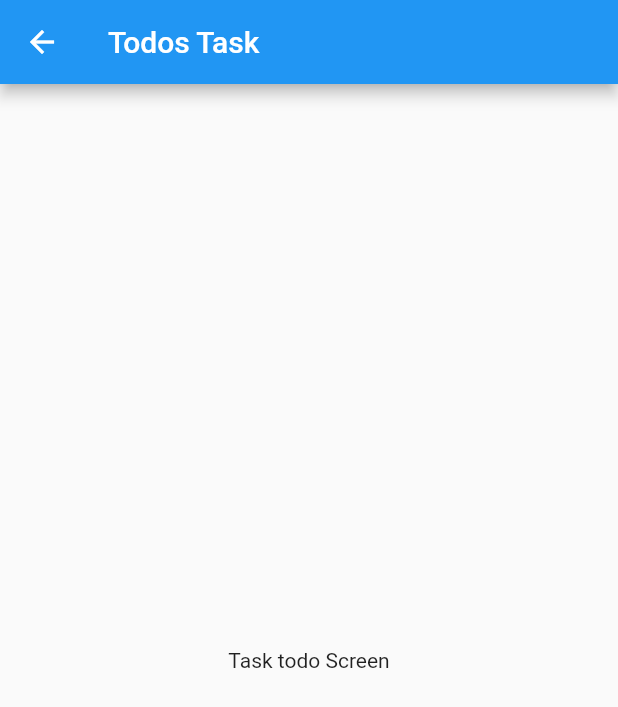
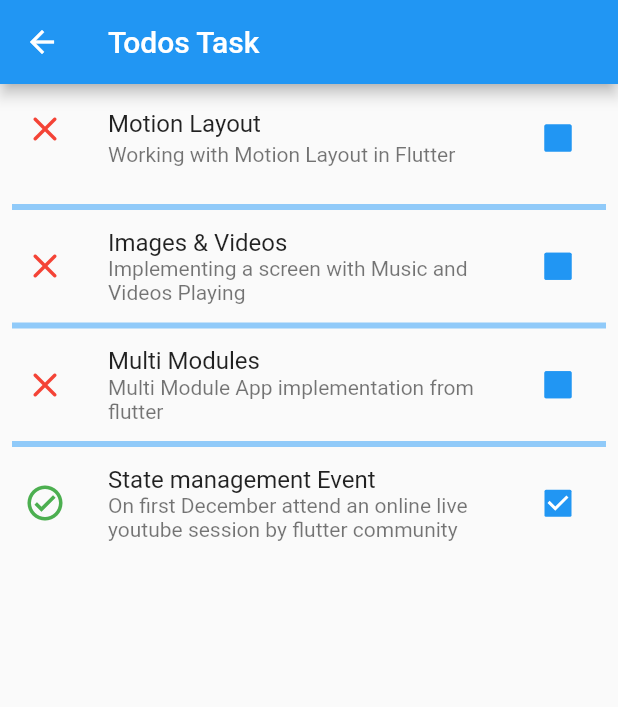
Before and after one commit to okelloEnos/All_In_One_Bloc, a Flutter app: the TodosScreen screen opened directly, on a phone screen of 412 x 824 dp. Shown: the top 707 px of the screen. Run offline on Flutter 3.47's test engine with Material 2 defaults, Android fonts, the phone set to English and light mode, and no system bars; our stand-ins replace bloc, equatable, flutter_bloc.

Commit message:
adding todos list

```diff
--- a/lib/blocs/tab_blocs/tab_event.dart
+++ b/lib/blocs/tab_blocs/tab_event.dart
@@ -14,7 +14,6 @@ class TabUpdated extends TabEvent{
 
   @override
   String toString() {
-
     return 'TabUpdated { tab: $tab }';
   }
 }
--- /dev/null
+++ b/lib/blocs/todos_bloc/todos.dart
@@ -0,0 +1,3 @@
+export './todos_bloc.dart';
+export './todos_events.dart';
+export './todos_state.dart';
--- /dev/null
+++ b/lib/blocs/todos_bloc/todos_bloc.dart
@@ -0,0 +1,21 @@
+import 'package:all_in_one/model/todo.dart';
+
+import './todos.dart';
+import 'package:bloc/bloc.dart';
+
+class TodosBloc extends Bloc<TodosEvent, TodosState>{
+ TodosBloc(): super(TodosInitial()){
+    on<TodosLoaded>(_onTodosLoaded);
+  }
+
+void _onTodosLoaded(TodosLoaded event, Emitter<TodosState> emit){
+    List<Todo> todos = [];
+    todos.add(const Todo(title: 'Motion Layout', description: "Working with Motion Layout in Flutter", isCompleted: false));
+    todos.add(const Todo(title: 'Images & Videos', description: "Implementing a screen with Music and Videos Playing", isCompleted: false));
+    todos.add(const Todo(title: 'Multi Modules', description: "Multi Module App implementation from flutter", isCompleted: false));
+    todos.add(const Todo(title: 'State management Event', description: "On first December attend an online live youtube session by flutter community", isCompleted: true));
+
+    emit(TodosLoadSuccess(todos));
+}
+
+}
--- /dev/null
+++ b/lib/blocs/todos_bloc/todos_events.dart
@@ -0,0 +1,10 @@
+import 'package:equatable/equatable.dart';
+abstract class TodosEvent extends Equatable{
+  const TodosEvent();
+}
+
+class TodosLoaded extends TodosEvent{
+
+  @override
+  List<Object?> get props => [];
+}
--- /dev/null
+++ b/lib/blocs/todos_bloc/todos_state.dart
@@ -0,0 +1,19 @@
+import 'package:all_in_one/model/todo.dart';
+import 'package:equatable/equatable.dart';
+abstract class TodosState extends Equatable{
+  const TodosState();
+}
+
+class TodosInitial extends TodosState{
+
+  @override
+  List<Object?> get props => [];
+}
+
+class TodosLoadSuccess extends TodosState{
+final List<Todo> todos;
+const TodosLoadSuccess([this.todos = const []]);
+
+@override
+  List<Object?> get props => [todos];
+}
--- /dev/null
+++ b/lib/model/todo.dart
@@ -0,0 +1,12 @@
+import 'package:equatable/equatable.dart';
+class Todo extends Equatable{
+  final String title;
+  final String description;
+  final bool isCompleted;
+
+ const Todo({required this.title, required this.description, required this.isCompleted});
+
+  @override
+  List<Object?> get props => [title, description, isCompleted];
+
+}
--- a/lib/screens/todos/todos_screen.dart
+++ b/lib/screens/todos/todos_screen.dart
@@ -1,4 +1,10 @@
+import 'package:all_in_one/blocs/todos_bloc/todos.dart';
+import 'package:all_in_one/model/todo.dart';
+import 'package:all_in_one/widget/loading_indicator.dart';
+import 'package:all_in_one/widget/todos_list.dart';
 import 'package:flutter/material.dart';
+import 'package:flutter/widgets.dart';
+import 'package:flutter_bloc/flutter_bloc.dart';
 
 class TodosScreen extends StatelessWidget {
   const TodosScreen({Key? key}) : super(key: key);
@@ -7,7 +13,21 @@ class TodosScreen extends StatelessWidget {
   Widget build(BuildContext context) {
     return Scaffold(
       appBar: AppBar( title: const Text('Todos Task'),),
-      body: const Center(child: Text('Task todo Screen')),
+      body: BlocBuilder<TodosBloc, TodosState>(
+        builder:(BuildContext context, todoState){
+          if(todoState is TodosInitial){
+            return loadingIndicator();
+          }
+          else if(todoState is TodosLoadSuccess){
+              List<Todo> todos = todoState.todos;
+
+              return TodosList(todos: todos);
+            }
+          else {
+            return const Center(child: Text('There are No any Task to Perform'));
+          }
+        }
+      ),
     );
   }
 }
--- /dev/null
+++ b/lib/widget/loading_indicator.dart
@@ -0,0 +1,3 @@
+import 'package:flutter/material.dart';
+
+Widget loadingIndicator () => const Center(child: CircularProgressIndicator());
--- /dev/null
+++ b/lib/widget/separating_widget.dart
@@ -0,0 +1,13 @@
+import 'package:flutter/material.dart';
+
+class Separator extends StatelessWidget {
+  const Separator({Key? key}) : super(key: key);
+
+  @override
+  Widget build(BuildContext context) {
+    return const Padding(
+      padding: EdgeInsets.all(8.0),
+      child: LinearProgressIndicator(),
+    );
+  }
+}
--- /dev/null
+++ b/lib/widget/todos_list.dart
@@ -0,0 +1,62 @@
+import 'package:all_in_one/model/todo.dart';
+import 'package:all_in_one/screens/todos/todo_detail.dart';
+import 'package:all_in_one/widget/separating_widget.dart';
+import 'package:flutter/material.dart';
+
+class TodosList extends StatelessWidget {
+  final List<Todo> todos;
+
+  const TodosList({Key? key, required this.todos}) : super(key: key);
+
+  @override
+  Widget build(BuildContext context) {
+    return ListView.separated(
+      itemCount: todos.length,
+      itemBuilder: (context, index) {
+        Todo todoItem = todos[index];
+
+        return TodoCard(todoItem: todoItem);
+      },
+      separatorBuilder: (BuildContext context, int index) {
+        return const Separator();
+      },
+    );
+  }
+}
+
+class TodoCard extends StatelessWidget {
+  final Todo todoItem;
+
+  const TodoCard({Key? key, required this.todoItem}) : super(key: key);
+
+  @override
+  Widget build(BuildContext context) {
+
+    return GestureDetector(
+      onTap: (){
+        Navigator.of(context).push(MaterialPageRoute(builder: (context) => TodoDetail(todoItem: todoItem)));
+      },
+      child: ListTile(
+        title: Text(todoItem.title),
+        subtitle: Text(todoItem.description),
+        leading: todoItem.isCompleted
+            ? const Icon(
+                Icons.check_circle_outline_outlined,
+                color: Colors.green,
+                size: 28,
+              )
+            : const Icon(
+                Icons.close_rounded,
+                color: Colors.red,
+                size: 28,
+              ),
+        trailing: Checkbox(
+            checkColor: Colors.white,
+            fillColor: MaterialStateProperty.all(Colors.blue),
+            side: const BorderSide(color: Colors.blue),
+            value: todoItem.isCompleted,
+            onChanged: null),
+      ),
+    );
+  }
+}
```
Also changed, not shown: lib/all_in_one.dart (+11 -3 lines), lib/screens/todos/todo_detail.dart (added, +58 -0 lines).
